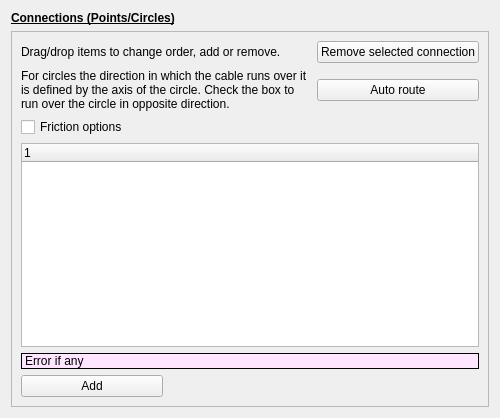
Old version of the form guis/widget_connections.ui in the repository RubendeBruin/DAVE.
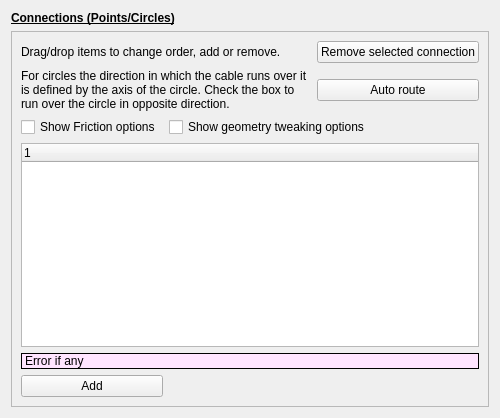
New version of the form. Custom widgets are drawn as their Qt base class.

Commit message: Re-written UI code to use connections model. Makes things a lot better

The edit to the form file:
```diff
--- a/guis/widget_connections.ui
+++ b/guis/widget_connections.ui
@@ -108,7 +108,14 @@
       <item row="6" column="1">
        <widget class="QCheckBox" name="checkBox">
         <property name="text">
-         <string>Friction options</string>
+         <string>Show Friction options</string>
+        </property>
+       </widget>
+      </item>
+      <item row="6" column="2" colspan="2">
+       <widget class="QCheckBox" name="cbGeometryTweaking">
+        <property name="text">
+         <string>Show geometry tweaking options</string>
         </property>
        </widget>
       </item>
```
The commit also changes 10 other files.
